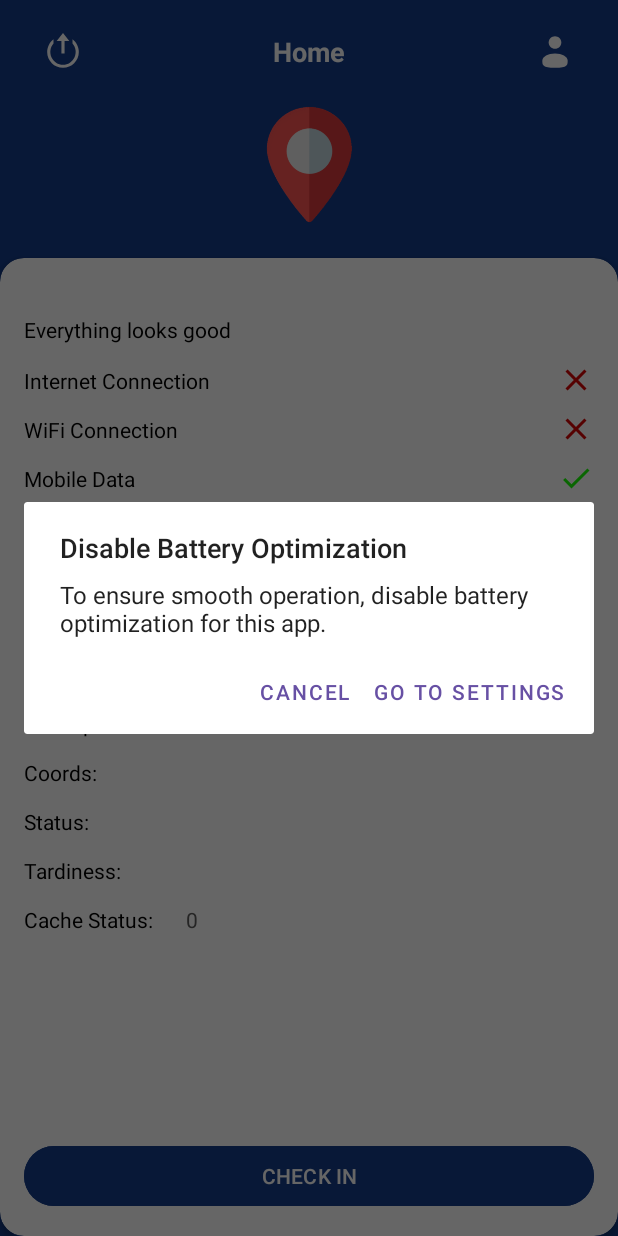
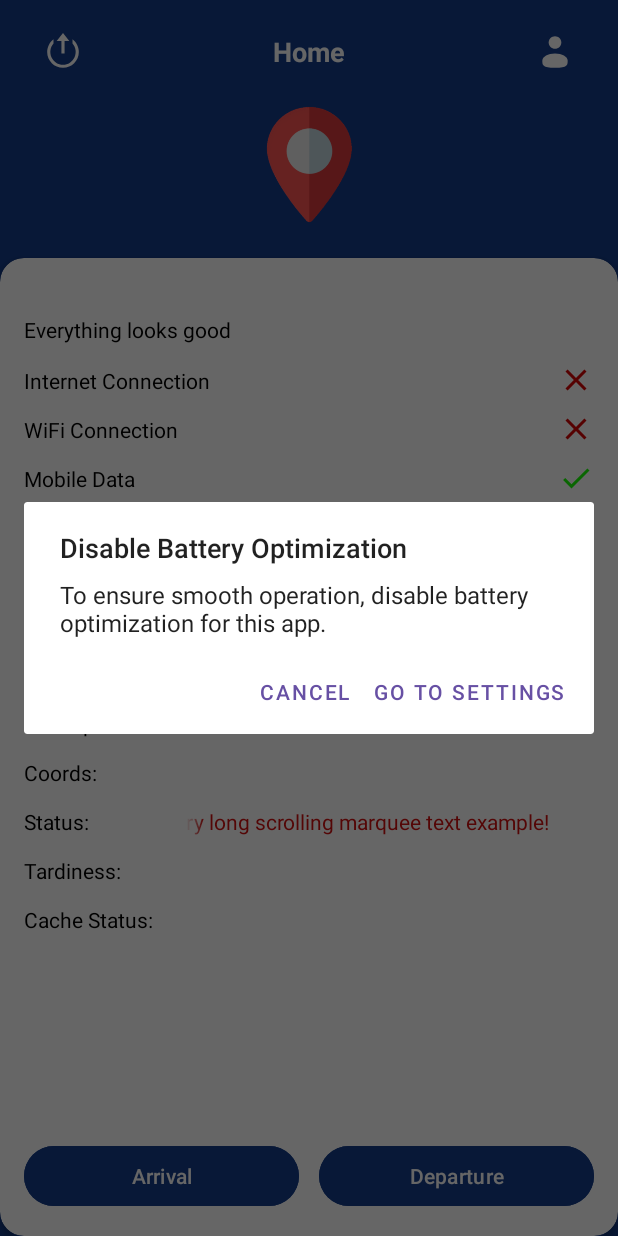
Before and after one commit to UsmanLiaqat-CC/ShiftSmart-Plus, an Android app: the HomeFragment screen opened through its navigation route, on a phone screen of 412 x 824 dp. Run offline under Robolectric (Android 15) with nearby library versions, the phone set to English and light mode, and no system bars; our stand-ins replace Dagger/Hilt's generated code, Room's generated code, data binding, sdp/ssp sizes; 8 statements that could not run were skipped.

Commit message:
mostly done

```diff
--- a/app/src/main/AndroidManifest.xml
+++ b/app/src/main/AndroidManifest.xml
@@ -37,6 +37,7 @@
         tools:targetApi="31">
         <activity
             android:name=".ui.activities.MainActivity"
+            android:screenOrientation="portrait"
             android:exported="true">
             <intent-filter>
                 <action android:name="android.intent.action.MAIN" />
--- a/app/src/main/java/com/shiftsmart/plus/database/DBDao.kt
+++ b/app/src/main/java/com/shiftsmart/plus/database/DBDao.kt
@@ -26,8 +26,8 @@ interface DBDao {
     @Query("SELECT * FROM record WHERE user_id = :uId ORDER BY time ASC")
     fun getAllRecords(uId: String): List<RecordModel>
 
-//    @Query("SELECT * FROM record WHERE user_id = :uId ORDER BY time DESC ")
-//    fun getAllRecords(uId: String): LiveData<List<RecordModel>>
+    @Query("SELECT * FROM record WHERE user_id = :uId ORDER BY time ASC ")
+    fun getAllLiveRecords(uId: String): LiveData<List<RecordModel>>
 
     @Query("DELETE FROM record")
     suspend fun deleteAllRecords()
--- a/app/src/main/java/com/shiftsmart/plus/enums/StatusEnum.kt
+++ b/app/src/main/java/com/shiftsmart/plus/enums/StatusEnum.kt
@@ -10,6 +10,7 @@ package com.shiftsmart.plus.enums
 enum class StatusEnum {
     default,
     arrival,
+    departure,
 }
 enum class ActiveStatusEnum {
     online,
--- a/app/src/main/java/com/shiftsmart/plus/ui/activities/MainActivity.kt
+++ b/app/src/main/java/com/shiftsmart/plus/ui/activities/MainActivity.kt
@@ -17,6 +17,7 @@ import androidx.core.content.ContextCompat
 import androidx.navigation.fragment.findNavController
 import com.shiftsmart.plus.R
 import com.shiftsmart.plus.periodicAction.AlarmScheduler
+import com.shiftsmart.plus.services.MyService
 import com.shiftsmart.plus.utils.SharedPref
 import com.shiftsmart.plus.utils.Utils
 import dagger.hilt.android.AndroidEntryPoint
@@ -168,7 +169,15 @@ class MainActivity : AppCompatActivity() {
 
 
     private fun startMyService() {
-        Log.i(TAG, "startMyService: Starting the service or WorkManager task")
+
+
+        Log.i(TAG, "startMyService: Checking if MyService is already running")
+
+        if (Utils.isServiceRunning(this, MyService::class.java)) {
+            Log.i(TAG, "startMyService: MyService is already running, skipping restart")
+            return
+        }
+
 
         val user = SharedPref.getInstance(this)?.getUser()
         Log.i(TAG, "startMyService: Retrieved user info = $user")
--- a/app/src/main/java/com/shiftsmart/plus/utils/Utils.kt
+++ b/app/src/main/java/com/shiftsmart/plus/utils/Utils.kt
@@ -38,6 +38,9 @@ import java.util.regex.Pattern
  * Lahore, Pakistan.
  */
 object Utils {
+
+
+
     fun isServiceRunning(context: Context,serviceClass: Class<out Service>): Boolean {
         val manager = context.getSystemService(Context.ACTIVITY_SERVICE) as ActivityManager
         for (service in manager.getRunningServices(Int.MAX_VALUE)) {
--- a/app/src/main/java/com/shiftsmart/plus/utils/WifiScanner.kt
+++ b/app/src/main/java/com/shiftsmart/plus/utils/WifiScanner.kt
@@ -39,7 +39,7 @@ class WifiScanner @Inject constructor(private val context: Context) {
             // Request permission if not granted
             return
         }
-
+        registerWifiReceiver()
         if (Build.VERSION.SDK_INT >= Build.VERSION_CODES.O) {
             // For Android 8.0+, use WorkManager to handle WiFi scan in the background
             startWifiScanWork()
--- a/app/src/main/res/layout/fragment_home.xml
+++ b/app/src/main/res/layout/fragment_home.xml
@@ -87,7 +87,7 @@
                     android:orientation="vertical"
                     android:layout_alignParentTop="true"
                     android:padding="16dp"
-                    android:layout_above="@id/check_in_button">
+                    android:layout_above="@id/bottom_ll">
 
 
                     <!-- Greeting Text -->
@@ -369,7 +369,7 @@
                                 android:layout_width="0dp"
                                 android:layout_height="wrap_content"
                                 android:layout_weight="1.5"
-                                android:text=""
+                                android:text="This is a very long scrolling marquee text example!"
                                 android:paddingStart="@dimen/_10sdp"
                                 android:paddingEnd="@dimen/_10sdp"
                                 android:maxLines="1"
@@ -380,7 +380,8 @@
                                 android:singleLine="true"
                                 android:focusable="true"
                                 android:focusableInTouchMode="true"
-                                android:scrollHorizontally="true"/>
+                                android:scrollHorizontally="true"
+                               /> <!-- 🔹 This makes marquee work -->
 
                         </LinearLayout>
 
@@ -450,16 +451,66 @@
                     </LinearLayout>
                 </LinearLayout>
 
-                <!-- Check-in Button -->
-                <Button
-                    android:id="@+id/check_in_button"
+
+                <LinearLayout
+                    android:id="@+id/bottom_ll"
                     android:layout_width="match_parent"
                     android:layout_height="wrap_content"
-                    android:text="@string/check_in"
-                    android:backgroundTint="@color/primary_color"
-                    android:textColor="@color/white"
+                    android:orientation="vertical"
                     android:layout_alignParentBottom="true"
-                    android:layout_margin="16dp"/>
+                    android:layout_marginStart="16dp"
+                    android:layout_marginEnd="16dp"
+                    android:layout_marginBottom="16dp"
+
+                    >
+                    <LinearLayout
+                        android:id="@+id/btns_ll"
+                        android:layout_width="match_parent"
+                        android:layout_height="wrap_content"
+                        android:orientation="horizontal"
+
+                        android:weightSum="2"
+
+                        >
+                        <!-- Check-in Button -->
+                        <com.google.android.material.button.MaterialButton
+                            android:id="@+id/arrival_btn"
+                            android:layout_width="0dp"
+                            android:layout_weight="1"
+                            android:layout_height="wrap_content"
+                            android:text="@string/Arrival"
+                            android:backgroundTint="@color/primary_color"
+                            android:textColor="@color/white"
+                            android:layout_marginEnd="@dimen/_5sdp"
+                            />
+                        <com.google.android.material.button.MaterialButton
+                            android:id="@+id/depart_btn"
+                            android:layout_width="0dp"
+                            android:layout_weight="1"
+                            android:layout_height="wrap_content"
+                            android:text="@string/departure"
+                            android:backgroundTint="@color/primary_color"
+                            android:textColor="@color/white"
+                            android:layout_marginStart="@dimen/_5sdp"
+
+                            />
+
+                    </LinearLayout>
+
+                    <!-- Check-in Button -->
+                    <com.google.android.material.button.MaterialButton
+                        android:id="@+id/sync_button"
+                        android:layout_width="match_parent"
+                        android:layout_height="wrap_content"
+                        android:text="@string/check_in"
+                        android:backgroundTint="@color/primary_color"
+                        android:textColor="@color/white"
+                        android:visibility="gone"
+                        />
+
+                </LinearLayout>
+
+
             </RelativeLayout>
         </androidx.cardview.widget.CardView>
 
--- a/app/src/main/res/values/strings.xml
+++ b/app/src/main/res/values/strings.xml
@@ -81,5 +81,7 @@
     <string name="saving_data_to_database">Saving data to database</string>
     <string name="hi">Hi</string>
     <string name="service_will_run_from_to">Service will run from %1$s to %2$s</string>
+    <string name="Arrival">Arrival</string>
+    <string name="departure">Departure</string>
 
 </resources>
```
Also changed, not shown: app/src/main/java/com/shiftsmart/plus/periodicAction/AlarmScheduler.kt (+28 -1 lines), app/src/main/java/com/shiftsmart/plus/periodicAction/ApiWorker.kt (+80 -1 lines), app/src/main/java/com/shiftsmart/plus/services/MyService.kt (+24 -17 lines), app/src/main/java/com/shiftsmart/plus/ui/fragments/HomeFragment.kt (+120 -46 lines).
